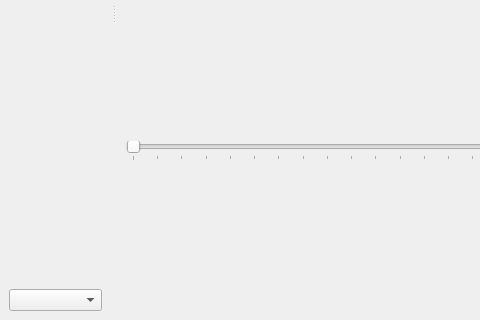
Old version of the form src/vis/mainWindow.ui in the repository Martin-Bela/Brain-Vis; both pictures show x 0 to 480 and y 294 to 614 of the 1119 by 614 pixel window.
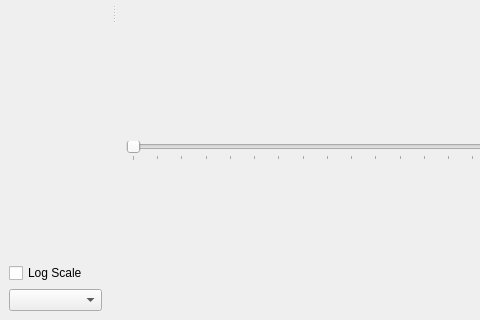
New version of the form. Custom widgets are drawn as their Qt base class.

Commit message: Added Logaritmic Scale Checkbox

The edit to the form file:
```diff
--- a/src/vis/mainWindow.ui
+++ b/src/vis/mainWindow.ui
@@ -113,6 +113,13 @@
          </property>
         </spacer>
        </item>
+       <item>
+        <widget class="QCheckBox" name="logScaleCheckbox">
+         <property name="text">
+          <string>Log Scale</string>
+         </property>
+        </widget>
+       </item>
        <item>
         <widget class="QComboBox" name="comboBox_2"/>
        </item>
```
The commit also changes 3 other files.
